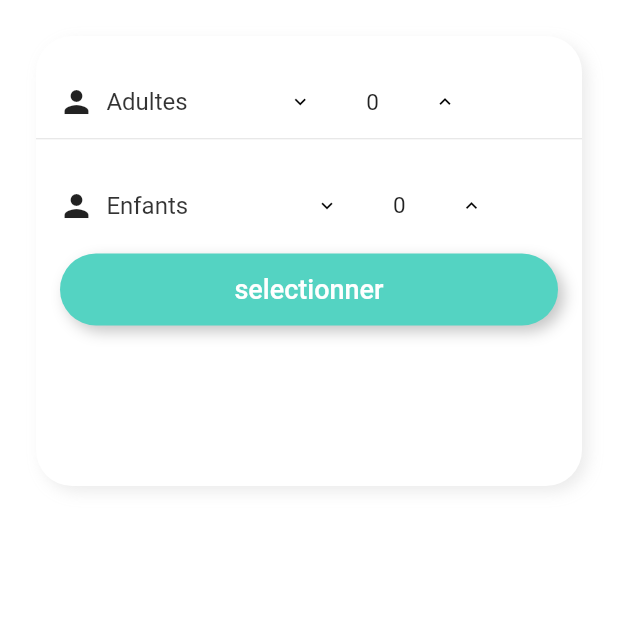
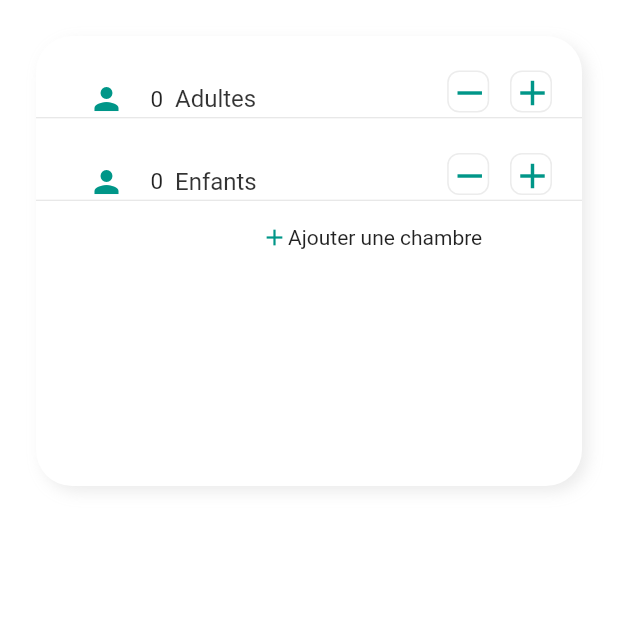
Before and after one commit to takwafarhat/app_flutter_booking, a Flutter app: the ChamberBottomSheet screen opened directly, on a phone screen of 412 x 824 dp, the top half of it. Run offline on Flutter 3.47's test engine with Material 2 defaults, Android fonts, the phone set to English and light mode, and no system bars; our stand-ins replace cloud_firestore, firebase_auth, firebase_storage, flutter_rating_bar, flutter_svg, font_awesome_flutter and 1 more; missing offline and left inert: flutter_slider_indicator; accounts and stored records are empty.

Commit message:
second commit

```diff
--- a/lib/pages/chamber/bottom_sheet.dart
+++ b/lib/pages/chamber/bottom_sheet.dart
@@ -64,20 +64,25 @@ class _ChamberBottomSheetState extends State<ChamberBottomSheet> {
             borderRadius: const BorderRadius.all(Radius.circular(24.0)),
             onTap: () {},
             child: Column(children: <Widget>[
+              Padding(
+                padding: const EdgeInsets.only(left: 20.0, top: 20),
+                child: new Row(
+                  mainAxisAlignment: MainAxisAlignment.spaceBetween,
+                  children: <Widget>[
+                    Padding(
+                      padding: const EdgeInsets.only(left: 15, top: 10),
+                      child: Column(
+                        crossAxisAlignment: CrossAxisAlignment.start,
+                        children: <Widget>[
                           Row(
                             children: <Widget>[
-                  Container(
-                    color: Colors.transparent,
-                    child: Padding(
-                      padding: const EdgeInsets.only(left: 15, top: 20),
-                      child: Column(
-                        mainAxisAlignment: MainAxisAlignment.center,
-                        crossAxisAlignment: CrossAxisAlignment.start,
-                        children: <Widget>[
-                          new Row(
-                            // mainAxisAlignment: MainAxisAlignment.spaceEvenly,
-                            children: <Widget>[
-                              Icon(Icons.person),
+                              Icon(
+                                Icons.person,
+                                color: Colors.teal,
+                              ),
+                              Text('    \t'),
+                              new Text('$_nadult',
+                                  style: new TextStyle(fontSize: 15.0)),
                               Text(
                                 '\t Adultes',
                                 style: TextStyle(
@@ -85,75 +90,62 @@ class _ChamberBottomSheetState extends State<ChamberBottomSheet> {
                                     fontSize: 16,
                                     color: Colors.black.withOpacity(0.8)),
                               ),
-                              Text('\t       \t'),
-                              new FlatButton(
-                                onPressed: minusADULT,
-                                child: new Icon(
-                                  Icons.expand_more,
-                                  color: Colors.black,
-                                  size: 15,
-                                ),
-                                // backgroundColor: Colors.white,
-                                // mini: true,
-                              ),
-                              new Text('$_nadult',
-                                  style: new TextStyle(fontSize: 15.0)),
-                              new FlatButton(
-                                onPressed: addADULT,
-                                child: new Icon(Icons.expand_less,
-                                    size: 15, color: Colors.black),
-                                // backgroundColor: Colors.white,
-                                // mini: true,
-                              ),
                             ],
                           ),
                         ],
                       ),
                     ),
-                  ),
-                ],
-              ),
-              const Divider(
-                height: 1,
-              ),
+                    Padding(
+                      padding: const EdgeInsets.only(right: 20),
+                      child: Column(
+                        crossAxisAlignment: CrossAxisAlignment.start,
+                        children: <Widget>[
                           Row(
                             children: <Widget>[
-                  Padding(
-                    padding: const EdgeInsets.only(left: 15, top: 20),
-                    child: Column(
-                      mainAxisAlignment: MainAxisAlignment.center,
-                      crossAxisAlignment: CrossAxisAlignment.start,
-                      children: <Widget>[
-                        new Row(
-                          // mainAxisAlignment: MainAxisAlignment.spaceEvenly,
-                          children: <Widget>[
-                            Icon(Icons.person),
-                            Text(
-                              '\t Enfants',
-                              style: TextStyle(
-                                  fontWeight: FontWeight.w400,
-                                  fontSize: 16,
-                                  color: Colors.black.withOpacity(0.8)),
+                              InkWell(
+                                  child: Container(
+                                    width: 28,
+                                    height: 28,
+                                    child: Container(
+                                      decoration: BoxDecoration(
+                                        color: Colors.white,
+                                        borderRadius: const BorderRadius.all(
+                                          Radius.circular(8.0),
                                         ),
-                            Text('\t            \t'),
-                            new FlatButton(
-                              onPressed: minusEnf,
-                              child: new Icon(
-                                Icons.expand_more,
-                                color: Colors.black,
-                                size: 15,
+                                        border: Border.all(
+                                            color:
+                                                Colors.grey.withOpacity(0.2)),
                                       ),
-                              // backgroundColor: Colors.white,
-                              // mini: true,
+                                      child: Icon(
+                                        Icons.remove,
+                                        color: Colors.teal,
+                                        size: 28,
                                       ),
-                            new Text('$_nEnf',
-                                style: new TextStyle(fontSize: 15.0)),
-                            new FlatButton(
-                              onPressed: addENF,
-                              child: new Icon(Icons.expand_less,
-                                  size: 15, color: Colors.black),
-                              // backgroundColor: Colors.white,
-                              // mini: true,
+                                    ),
+                                  ),
+                                  onTap: minusADULT),
+                              Text('\t  \t'),
+                              InkWell(
+                                child: Container(
+                                  width: 28,
+                                  height: 28,
+                                  child: Container(
+                                    decoration: BoxDecoration(
+                                      color: Colors.white,
+                                      borderRadius: const BorderRadius.all(
+                                        Radius.circular(8.0),
+                                      ),
+                                      border: Border.all(
+                                          color: Colors.grey.withOpacity(0.2)),
+                                    ),
+                                    child: Icon(
+                                      Icons.add,
+                                      color: Colors.teal,
+                                      size: 28,
+                                    ),
+                                  ),
+                                ),
+                                onTap: addADULT,
                               ),
                             ],
                           ),
@@ -162,50 +154,121 @@ class _ChamberBottomSheetState extends State<ChamberBottomSheet> {
                     ),
                   ],
                 ),
+              ),
+              const Divider(
+                height: 1,
+              ),
               Padding(
-                padding: const EdgeInsets.only(
-                    left: 16, right: 16, bottom: 16, top: 8),
-                child: Container(
-                  height: 48,
-                  decoration: BoxDecoration(
-                    color: HotelAppTheme.buildLightTheme().primaryColor,
-                    borderRadius: const BorderRadius.all(Radius.circular(24.0)),
-                    boxShadow: <BoxShadow>[
-                      BoxShadow(
-                        color: Colors.grey.withOpacity(0.6),
-                        blurRadius: 8,
-                        offset: const Offset(4, 4),
+                padding: const EdgeInsets.only(left: 20.0, top: 20),
+                child: new Row(
+                  mainAxisAlignment: MainAxisAlignment.spaceBetween,
+                  children: <Widget>[
+                    Padding(
+                      padding: const EdgeInsets.only(left: 15, top: 10),
+                      child: Column(
+                        crossAxisAlignment: CrossAxisAlignment.start,
+                        children: <Widget>[
+                          Row(
+                            children: <Widget>[
+                              Icon(
+                                Icons.person,
+                                color: Colors.teal,
+                              ),
+                              Text('    \t'),
+                              new Text('$_nadult',
+                                  style: new TextStyle(fontSize: 15.0)),
+                              Text(
+                                '\t Enfants',
+                                style: TextStyle(
+                                    fontWeight: FontWeight.w400,
+                                    fontSize: 16,
+                                    color: Colors.black.withOpacity(0.8)),
                               ),
                             ],
                           ),
-                  child: Material(
-                    color: Colors.transparent,
-                    child: InkWell(
-                      borderRadius:
-                          const BorderRadius.all(Radius.circular(24.0)),
-                      highlightColor: Colors.transparent,
-                      onTap: () {
-                        try {
-                          // animationController.reverse().then((f) {
-
-                          // });
-                          widget.onApplyClick(_ncham, _nadult, _nEnf);
-                          Navigator.pop(context);
-                        } catch (_) {}
-                      },
-                      child: Center(
-                        child: Text(
-                          'selectionner',
-                          style: TextStyle(
-                              fontWeight: FontWeight.w500,
-                              fontSize: 18,
-                              color: Colors.white),
+                        ],
+                      ),
+                    ),
+                    Padding(
+                      padding: const EdgeInsets.only(right: 20),
+                      child: Column(
+                        crossAxisAlignment: CrossAxisAlignment.start,
+                        children: <Widget>[
+                          Row(
+                            children: <Widget>[
+                              InkWell(
+                                  child: Container(
+                                    width: 28,
+                                    height: 28,
+                                    child: Container(
+                                      decoration: BoxDecoration(
+                                        color: Colors.white,
+                                        borderRadius: const BorderRadius.all(
+                                          Radius.circular(8.0),
+                                        ),
+                                        border: Border.all(
+                                            color:
+                                                Colors.grey.withOpacity(0.2)),
+                                      ),
+                                      child: Icon(
+                                        Icons.remove,
+                                        color: Colors.teal,
+                                        size: 28,
                                       ),
                                     ),
                                   ),
+                                  onTap: minusEnf),
+                              Text('\t  \t'),
+                              InkWell(
+                                  child: Container(
+                                    width: 28,
+                                    height: 28,
+                                    child: Container(
+                                      decoration: BoxDecoration(
+                                        color: Colors.white,
+                                        borderRadius: const BorderRadius.all(
+                                          Radius.circular(8.0),
+                                        ),
+                                        border: Border.all(
+                                            color:
+                                                Colors.grey.withOpacity(0.2)),
+                                      ),
+                                      child: Icon(
+                                        Icons.add,
+                                        color: Colors.teal,
+                                        size: 28,
                                       ),
                                     ),
-              )
+                                  ),
+                                  onTap: addENF),
+                            ],
+                          ),
+                        ],
+                      ),
+                    ),
+                  ],
+                ),
+              ),
+              const Divider(
+                height: 1,
+              ),
+              Padding(
+                padding: const EdgeInsets.only(left: 150, top: 15),
+                child: InkWell(
+                  child: Row(
+                    children: <Widget>[
+                      Container(
+                        child: Icon(
+                          Icons.add,
+                          color: Colors.teal,
+                          size: 18,
+                        ),
+                      ),
+                      Text('Ajouter une chambre'),
+                    ],
+                  ),
+                ),
+              ),
             ]),
           ),
         ),
@@ -267,3 +330,48 @@ class AppSizes {
   static const tile_width = 148.0;
   static const tile_height = 276.0;
 }
+/*     Padding(
+                padding: const EdgeInsets.only(
+                    left: 16, right: 16, bottom: 16, top: 8),
+                child: Container(
+                  height: 48,
+                  decoration: BoxDecoration(
+                    color: HotelAppTheme.buildLightTheme().primaryColor,
+                    borderRadius: const BorderRadius.all(Radius.circular(24.0)),
+                    boxShadow: <BoxShadow>[
+                      BoxShadow(
+                        color: Colors.grey.withOpacity(0.6),
+                        blurRadius: 8,
+                        offset: const Offset(4, 4),
+                      ),
+                    ],
+                  ),
+                  child: Material(
+                    color: Colors.transparent,
+                    child: InkWell(
+                      borderRadius:
+                          const BorderRadius.all(Radius.circular(24.0)),
+                      highlightColor: Colors.transparent,
+                      onTap: () {
+                        try {
+                          // animationController.reverse().then((f) {
+
+                          // });
+                          widget.onApplyClick(_ncham, _nadult, _nEnf);
+                          Navigator.pop(context);
+                        } catch (_) {}
+                      },
+                      child: Center(
+                        child: Text(
+                          'selectionner',
+                          style: TextStyle(
+                              fontWeight: FontWeight.w500,
+                              fontSize: 18,
+                              color: Colors.white),
+                        ),
+                      ),
+                    ),
+                  ),
+                ),
+              ),
+           */
```
Lines whose indentation alone changed are shown as unchanged.
